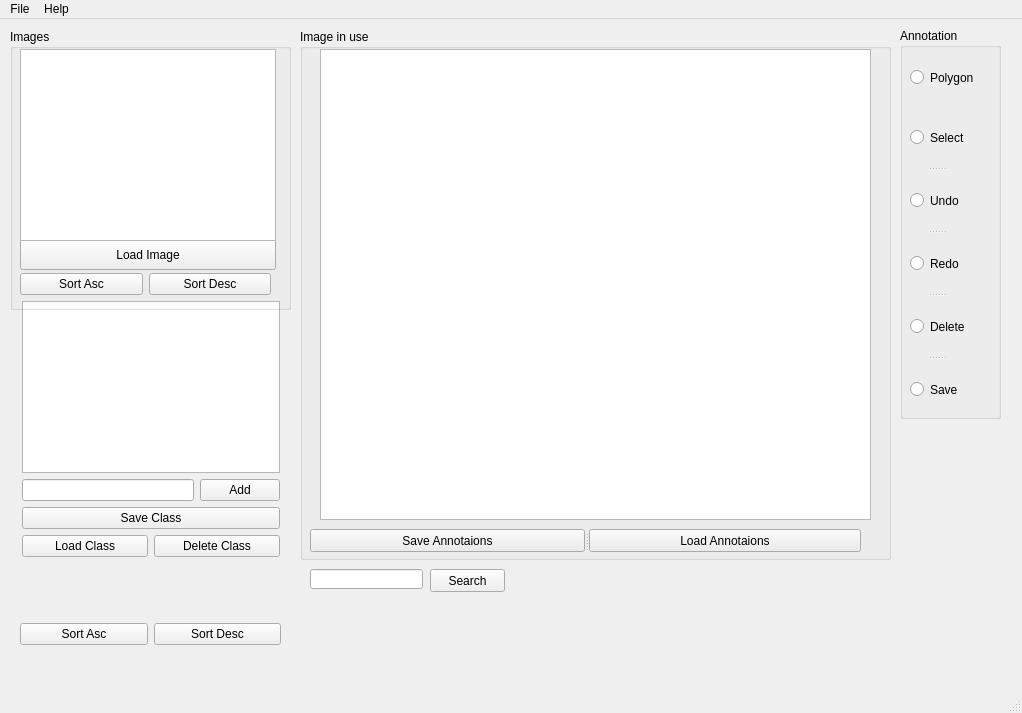
Before: the Qt Designer form mainwindow.ui in SDI-Group-35/Project, drawn with Qt 5.
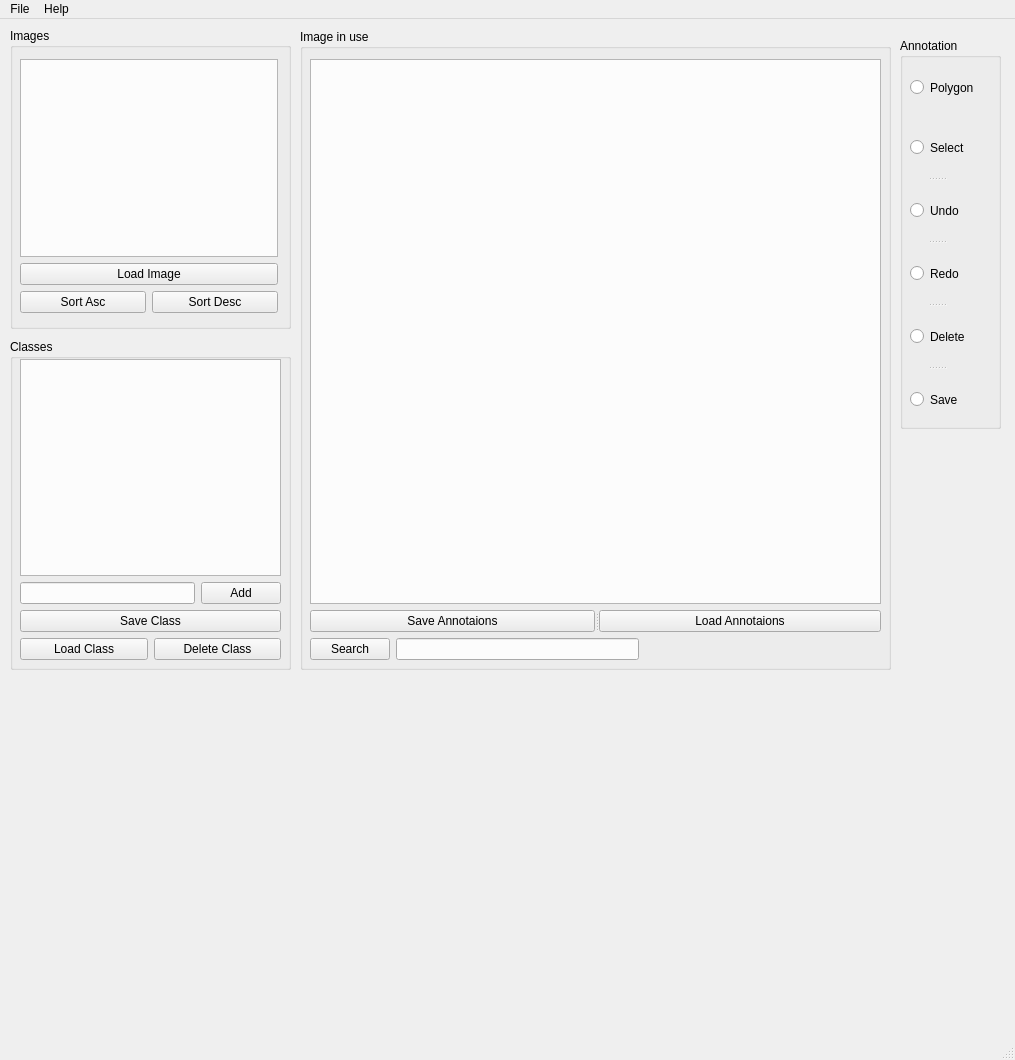
After: the same form once the commit is applied.

What changed in the file:
```diff
--- a/mainwindow.ui
+++ b/mainwindow.ui
@@ -6,31 +6,19 @@
    <rect>
     <x>0</x>
     <y>0</y>
-    <width>1022</width>
-    <height>713</height>
     <width>1015</width>
-    <height>676</height>
+    <height>1060</height>
    </rect>
   </property>
   <property name="windowTitle">
    <string>MainWindow</string>
   </property>
   <widget class="QWidget" name="centralwidget">
-   <widget class="QGraphicsView" name="graphicsView">
-    <property name="geometry">
-     <rect>
-      <x>320</x>
-      <y>30</y>
-      <width>551</width>
-      <height>471</height>
-     </rect>
-    </property>
-   </widget>
    <widget class="QRadioButton" name="polyShape">
     <property name="geometry">
      <rect>
       <x>910</x>
-      <y>50</y>
+      <y>60</y>
       <width>82</width>
       <height>17</height>
      </rect>
@@ -39,91 +27,11 @@
      <string>Polygon</string>
     </property>
    </widget>
-   <widget class="QGroupBox" name="groupBox">
-    <property name="geometry">
-     <rect>
-      <x>10</x>
-      <y>10</y>
-      <width>281</width>
-      <height>281</height>
-     </rect>
-    </property>
-    <property name="title">
-     <string>Images</string>
-    </property>
-    <widget class="QSplitter" name="splitter">
-     <property name="geometry">
-      <rect>
-       <x>10</x>
-       <y>210</y>
-       <width>256</width>
-       <height>31</height>
-      </rect>
-     </property>
-     <property name="orientation">
-      <enum>Qt::Vertical</enum>
-     </property>
-     <widget class="QPushButton" name="pushButton">
-      <property name="text">
-       <string>Load Image</string>
-      </property>
-     </widget>
-    </widget>
-    <widget class="QListWidget" name="WidgetImgList">
-     <property name="geometry">
-      <rect>
-       <x>10</x>
-       <y>20</y>
-       <width>256</width>
-       <height>192</height>
-      </rect>
-     </property>
-    </widget>
-    <widget class="QWidget" name="layoutWidget">
-     <property name="geometry">
-      <rect>
-       <x>10</x>
-       <y>240</y>
-       <width>251</width>
-       <height>30</height>
-      </rect>
-     </property>
-     <layout class="QHBoxLayout" name="horizontalLayout_3">
-      <item>
-       <widget class="QPushButton" name="imgSortAsc">
-        <property name="text">
-         <string>Sort Asc</string>
-        </property>
-       </widget>
-      </item>
-      <item>
-       <widget class="QPushButton" name="imgSortDesc">
-        <property name="text">
-         <string>Sort Desc</string>
-        </property>
-       </widget>
-      </item>
-     </layout>
-    </widget>
-   </widget>
-   <widget class="QGroupBox" name="groupBox_3">
-    <property name="geometry">
-     <rect>
-      <x>300</x>
-      <y>10</y>
-      <width>591</width>
-      <height>531</height>
-     </rect>
-    </property>
-    <property name="title">
-     <string>Image in use</string>
-    </property>
-   </widget>
    <widget class="QGroupBox" name="groupBox_4">
     <property name="geometry">
      <rect>
       <x>900</x>
-      <y>9</y>
+      <y>19</y>
       <width>101</width>
       <height>391</height>
      </rect>
@@ -170,29 +78,6 @@
      </widget>
     </widget>
    </widget>
-   <widget class="QSplitter" name="splitter_3">
-    <property name="geometry">
-     <rect>
-      <x>310</x>
-      <y>510</y>
-      <width>551</width>
-      <height>23</height>
-     </rect>
-    </property>
-    <property name="orientation">
-     <enum>Qt::Horizontal</enum>
-    </property>
-    <widget class="QPushButton" name="pushButton_5">
-     <property name="text">
-      <string>Save Annotaions</string>
-     </property>
-    </widget>
-    <widget class="QPushButton" name="pushButton_6">
-     <property name="text">
-      <string>Load Annotaions</string>
-     </property>
-    </widget>
-   </widget>
    <widget class="QSplitter" name="splitter_5">
     <property name="geometry">
      <rect>
@@ -206,15 +91,11 @@
      <enum>Qt::Vertical</enum>
     </property>
    </widget>
-   <widget class="QWidget" name="">
+   <widget class="QWidget" name="layoutWidget">
     <property name="geometry">
      <rect>
-      <x>22</x>
-      <y>282</y>
-      <width>258</width>
-      <height>256</height>
       <x>20</x>
-      <y>300</y>
+      <y>340</y>
       <width>261</width>
       <height>301</height>
      </rect>
@@ -270,73 +151,167 @@
      </item>
     </layout>
    </widget>
-   <widget class="QWidget" name="layoutWidget">
+   <widget class="QGroupBox" name="groupBox_3">
     <property name="geometry">
      <rect>
-      <x>20</x>
-      <y>600</y>
-      <width>261</width>
-      <height>30</height>
+      <x>300</x>
+      <y>10</y>
+      <width>591</width>
+      <height>641</height>
      </rect>
     </property>
-    <layout class="QHBoxLayout" name="horizontalLayout_4">
-     <item>
-      <widget class="QPushButton" name="classSortAsc">
-       <property name="text">
-        <string>Sort Asc</string>
-       </property>
-      </widget>
-     </item>
-     <item>
-      <widget class="QPushButton" name="classSortDesc">
-       <property name="text">
-        <string>Sort Desc</string>
-       </property>
-      </widget>
-     </item>
-    </layout>
+    <property name="title">
+     <string>Image in use</string>
+    </property>
    </widget>
-   <widget class="QPushButton" name="searchButton">
+   <widget class="QGroupBox" name="groupBox">
     <property name="geometry">
      <rect>
-      <x>430</x>
-      <y>550</y>
-      <width>75</width>
-      <height>23</height>
+      <x>10</x>
+      <y>9</y>
+      <width>281</width>
+      <height>301</height>
      </rect>
     </property>
-    <property name="text">
-     <string>Search</string>
+    <property name="title">
+     <string>Images</string>
     </property>
    </widget>
-   <widget class="QLineEdit" name="searchLineEdit">
+   <widget class="QGroupBox" name="groupBox_2">
+    <property name="geometry">
+     <rect>
+      <x>10</x>
+      <y>320</y>
+      <width>281</width>
+      <height>331</height>
+     </rect>
+    </property>
+    <property name="title">
+     <string>Classes</string>
+    </property>
+   </widget>
+   <widget class="QWidget" name="">
     <property name="geometry">
      <rect>
       <x>310</x>
-      <y>550</y>
-      <width>113</width>
-      <height>20</height>
+      <y>40</y>
+      <width>571</width>
+      <height>601</height>
      </rect>
     </property>
+    <layout class="QVBoxLayout" name="verticalLayout_2">
+     <item>
+      <widget class="QGraphicsView" name="graphicsView"/>
+     </item>
+     <item>
+      <widget class="QSplitter" name="splitter_3">
+       <property name="orientation">
+        <enum>Qt::Horizontal</enum>
+       </property>
+       <widget class="QPushButton" name="pushButton_5">
+        <property name="text">
+         <string>Save Annotaions</string>
+        </property>
+       </widget>
+       <widget class="QPushButton" name="pushButton_6">
+        <property name="text">
+         <string>Load Annotaions</string>
+        </property>
+       </widget>
+      </widget>
+     </item>
+     <item>
+      <layout class="QHBoxLayout" name="horizontalLayout_4">
+       <item>
+        <widget class="QPushButton" name="searchButton">
+         <property name="text">
+          <string>Search</string>
+         </property>
+        </widget>
+       </item>
+       <item>
+        <widget class="QLineEdit" name="searchLineEdit"/>
+       </item>
+       <item>
+        <spacer name="horizontalSpacer">
+         <property name="orientation">
+          <enum>Qt::Horizontal</enum>
+         </property>
+         <property name="sizeHint" stdset="0">
+          <size>
+           <width>218</width>
+           <height>20</height>
+          </size>
+         </property>
+        </spacer>
+       </item>
+      </layout>
+     </item>
+    </layout>
    </widget>
+   <widget class="QWidget" name="">
+    <property name="geometry">
+     <rect>
+      <x>20</x>
+      <y>40</y>
+      <width>258</width>
+      <height>254</height>
+     </rect>
+    </property>
+    <layout class="QVBoxLayout" name="verticalLayout_3">
+     <item>
+      <widget class="QListWidget" name="WidgetImgList"/>
+     </item>
+     <item>
+      <widget class="QPushButton" name="pushButton">
+       <property name="text">
+        <string>Load Image</string>
+       </property>
+      </widget>
+     </item>
+     <item>
+      <layout class="QHBoxLayout" name="horizontalLayout_3">
+       <item>
+        <widget class="QPushButton" name="imgSortAsc">
+         <property name="text">
+          <string>Sort Asc</string>
+         </property>
+        </widget>
+       </item>
+       <item>
+        <widget class="QPushButton" name="imgSortDesc">
+         <property name="text">
+          <string>Sort Desc</string>
+         </property>
+        </widget>
+       </item>
+      </layout>
+     </item>
+    </layout>
+   </widget>
+   <zorder>groupBox_3</zorder>
    <zorder>layoutWidget</zorder>
    <zorder>splitter_3</zorder>
    <zorder>splitter_5</zorder>
    <zorder>groupBox_4</zorder>
-   <zorder>groupBox_3</zorder>
    <zorder>graphicsView</zorder>
    <zorder>polyShape</zorder>
-   <zorder>groupBox</zorder>
    <zorder>layoutWidget</zorder>
    <zorder>searchButton</zorder>
    <zorder>searchLineEdit</zorder>
+   <zorder>WidgetImgList</zorder>
+   <zorder>imgSortDesc</zorder>
+   <zorder>imgSortAsc</zorder>
+   <zorder>pushButton</zorder>
+   <zorder>groupBox</zorder>
+   <zorder>groupBox_2</zorder>
   </widget>
   <widget class="QMenuBar" name="menubar">
    <property name="geometry">
     <rect>
      <x>0</x>
      <y>0</y>
-     <width>1022</width>
+     <width>1015</width>
      <height>21</height>
     </rect>
    </property>
```
